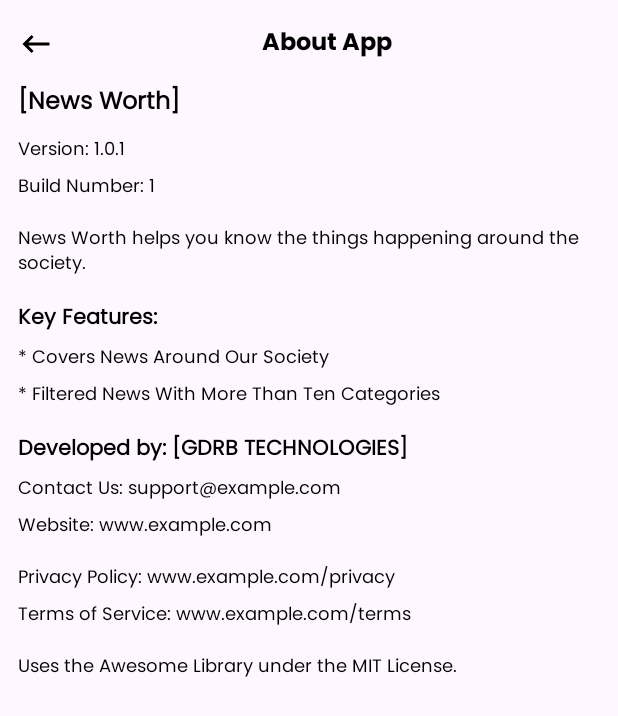
After one commit to Bandarisaikumar/Newsworth, an Android app: the fragment AboutAppScreen placed in its activity, on a phone screen of 412 x 824 dp. The commit adds this screen. Shown: the top 716 px of the screen. Run offline under Robolectric (Android 15) with nearby library versions, the phone set to English and light mode, and no system bars; our stand-ins replace CircleImageView; pictures from the network do not load.

Commit message:
Bugs Fixed

```diff
--- /dev/null
+++ b/app/src/main/java/com/example/newsworth/ui/view/fragment/AboutAppScreen.kt
@@ -0,0 +1,48 @@
+package com.example.newsworth.ui.view.fragment
+
+import android.os.Bundle
+import android.view.LayoutInflater
+import android.view.View
+import android.view.ViewGroup
+import androidx.activity.OnBackPressedCallback
+import androidx.fragment.app.Fragment
+import com.example.newsworth.databinding.FragmentAboutAppScreenBinding
+
+class AboutAppScreen : Fragment() {
+
+    private var _binding: FragmentAboutAppScreenBinding? = null
+    private val binding get() = _binding!!
+
+    override fun onCreateView(
+        inflater: LayoutInflater, container: ViewGroup?,
+        savedInstanceState: Bundle?
+    ): View {
+        _binding = FragmentAboutAppScreenBinding.inflate(inflater, container, false)
+        return binding.root
+    }
+
+    override fun onViewCreated(view: View, savedInstanceState: Bundle?) {
+        super.onViewCreated(view, savedInstanceState)
+
+        // Set up back button listener
+        binding.backButton.setOnClickListener {
+            val homeScreen = parentFragment as? HomeScreen
+            homeScreen?.showAccountScreen()
+        }
+    }
+
+    override fun onCreate(savedInstanceState: Bundle?) {
+        super.onCreate(savedInstanceState)
+        requireActivity().onBackPressedDispatcher.addCallback(this, object : OnBackPressedCallback(true) {
+            override fun handleOnBackPressed() {
+                val homeScreen = parentFragment as? HomeScreen
+                homeScreen?.showAccountScreen()
+            }
+        })
+    }
+
+    override fun onDestroyView() {
+        super.onDestroyView()
+        _binding = null
+    }
+}
--- a/app/src/main/java/com/example/newsworth/ui/view/fragment/RegistrationScreen.kt
+++ b/app/src/main/java/com/example/newsworth/ui/view/fragment/RegistrationScreen.kt
@@ -292,7 +292,7 @@ class RegistrationScreen : Fragment() {
                 val emailFail = response.email_response?.response == "fail"
                 val mobileFail = response.mobile_response?.response == "fail"
 
-//                if (emailFail && mobileFail) {
+                if (emailFail && mobileFail) {
                     Toast.makeText(
                         requireContext(),
                         "Invalid OTPs for both email and mobile",
@@ -301,7 +301,7 @@ class RegistrationScreen : Fragment() {
                     showSendOtpDialog(isEmailOtp = true, isMobileOtp = true)
                     binding.passwordsLayout.visibility = View.GONE
 
-//                }
+                }
 
 
                 // Handle the mobile response
--- /dev/null
+++ b/app/src/main/res/layout/fragment_about_app_screen.xml
@@ -0,0 +1,164 @@
+<?xml version="1.0" encoding="utf-8"?>
+<ScrollView xmlns:android="http://schemas.android.com/apk/res/android"
+    xmlns:app="http://schemas.android.com/apk/res-auto"
+    xmlns:tools="http://schemas.android.com/tools"
+    android:layout_width="match_parent"
+    android:layout_height="match_parent"
+    tools:context=".ui.view.fragment.AboutAppScreen">
+
+    <LinearLayout
+        android:layout_width="match_parent"
+        android:layout_height="wrap_content"
+        android:orientation="vertical"
+        android:padding="12dp">
+
+        <LinearLayout
+            android:layout_width="match_parent"
+            android:layout_height="wrap_content"
+            android:layout_marginTop="3dp"
+            android:orientation="horizontal"
+            android:gravity="center_vertical">
+
+            <ImageView
+                android:id="@+id/backButton"
+                android:layout_width="wrap_content"
+                android:layout_height="wrap_content"
+                android:layout_gravity="center_vertical"
+                app:tint="?attr/imageTint"
+                android:src="@drawable/back_arrow" />
+
+            <TextView
+                android:layout_width="wrap_content"
+                android:layout_height="wrap_content"
+                android:text="About App"
+                android:textSize="16sp"
+                android:gravity="center"
+                android:layout_weight="1"
+                android:fontFamily="@font/poppins_bold"
+                android:textColor="@color/black"/>
+
+        </LinearLayout>
+
+        <TextView
+            android:layout_width="wrap_content"
+            android:layout_height="wrap_content"
+            android:layout_marginTop="12dp"
+            android:text="[News Worth]"
+            android:textSize="16sp"
+            android:textStyle="bold"
+            android:fontFamily="@font/poppins_regular"
+            android:textColor="@color/black" />
+
+        <TextView
+            android:layout_width="wrap_content"
+            android:layout_height="wrap_content"
+            android:layout_marginTop="8dp"
+            android:text="Version: 1.0.1"
+            android:textSize="12sp"
+            android:fontFamily="@font/poppins_regular"
+            android:textColor="@color/black" />
+
+        <TextView
+            android:layout_width="wrap_content"
+            android:layout_height="wrap_content"
+            android:layout_marginTop="4dp"
+            android:text="Build Number: 1"
+            android:textSize="12sp"
+            android:fontFamily="@font/poppins_regular"
+            android:textColor="@color/black" />
+
+        <TextView
+            android:layout_width="wrap_content"
+            android:layout_height="wrap_content"
+            android:layout_marginTop="14dp"
+            android:text="News Worth helps you know the things happening around the society."
+            android:textSize="12sp"
+            android:fontFamily="@font/poppins_regular"
+            android:textColor="@color/black" />
+
+        <TextView
+            android:layout_width="wrap_content"
+            android:layout_height="wrap_content"
+            android:layout_marginTop="14dp"
+            android:text="Key Features:"
+            android:textSize="14sp"
+            android:textStyle="bold"
+            android:fontFamily="@font/poppins_regular"
+            android:textColor="@color/black" />
+
+        <TextView
+            android:layout_width="wrap_content"
+            android:layout_height="wrap_content"
+            android:layout_marginTop="4dp"
+            android:text="* Covers News Around Our Society"
+            android:textSize="12sp"
+            android:fontFamily="@font/poppins_regular"
+            android:textColor="@color/black" />
+
+        <TextView
+            android:layout_width="wrap_content"
+            android:layout_height="wrap_content"
+            android:layout_marginTop="4dp"
+            android:text="* Filtered News With More Than Ten Categories"
+            android:textSize="12sp"
+            android:fontFamily="@font/poppins_regular"
+            android:textColor="@color/black" />
+
+        <TextView
+            android:layout_width="wrap_content"
+            android:layout_height="wrap_content"
+            android:layout_marginTop="14dp"
+            android:text="Developed by: [GDRB TECHNOLOGIES]"
+            android:textSize="14sp"
+            android:textStyle="bold"
+            android:fontFamily="@font/poppins_regular"
+            android:textColor="@color/black" />
+
+        <TextView
+            android:layout_width="wrap_content"
+            android:layout_height="wrap_content"
+            android:layout_marginTop="4dp"
+            android:text="Contact Us: support@example.com"
+            android:textSize="12sp"
+            android:fontFamily="@font/poppins_regular"
+            android:textColor="@color/black" />
+
+        <TextView
+            android:layout_width="wrap_content"
+            android:layout_height="wrap_content"
+            android:layout_marginTop="4dp"
+            android:text="Website: www.example.com"
+            android:textSize="12sp"
+            android:fontFamily="@font/poppins_regular"
+            android:textColor="@color/black" />
+
+        <TextView
+            android:layout_width="wrap_content"
+            android:layout_height="wrap_content"
+            android:layout_marginTop="14dp"
+            android:text="Privacy Policy: www.example.com/privacy"
+            android:textSize="12sp"
+            android:fontFamily="@font/poppins_regular"
+            android:textColor="@color/black" />
+
+        <TextView
+            android:layout_width="wrap_content"
+            android:layout_height="wrap_content"
+            android:layout_marginTop="4dp"
+            android:text="Terms of Service: www.example.com/terms"
+            android:textSize="12sp"
+            android:fontFamily="@font/poppins_regular"
+            android:textColor="@color/black" />
+
+        <TextView
+            android:layout_width="wrap_content"
+            android:layout_height="wrap_content"
+            android:layout_marginTop="14dp"
+            android:text="Uses the Awesome Library under the MIT License."
+            android:textSize="12sp"
+            android:fontFamily="@font/poppins_regular"
+            android:textColor="@color/black" />
+
+    </LinearLayout>
+
+</ScrollView>
--- a/app/src/main/res/layout/fragment_user_profile.xml
+++ b/app/src/main/res/layout/fragment_user_profile.xml
@@ -313,6 +313,7 @@
             android:textColor="@color/blue"
             android:layout_marginStart="6dp"/>
         <LinearLayout
+            android:id="@+id/settingsButton"
             android:layout_width="match_parent"
             android:layout_height="wrap_content"
             android:orientation="vertical"
@@ -412,6 +413,7 @@
 
         </LinearLayout>
         <LinearLayout
+            android:id="@+id/aboutApp"
             android:layout_width="match_parent"
             android:layout_height="wrap_content"
             android:orientation="vertical"
```
Also changed, not shown: app/src/main/java/com/example/newsworth/ui/adapter/AudioAdapter.kt (+49 -41 lines), app/src/main/java/com/example/newsworth/ui/view/fragment/HomeContent.kt (+14 -1 lines), app/src/main/java/com/example/newsworth/ui/view/fragment/HomeScreen.kt (+14 -0 lines), app/src/main/java/com/example/newsworth/ui/view/fragment/UserProfile.kt (+10 -0 lines), app/src/main/java/com/example/newsworth/ui/view/fragment/UserScreen.kt (+16 -7 lines), app/src/main/res/layout/fragment_user_screen.xml (+14 -4 lines), app/src/main/res/drawable/politics.jpeg.
